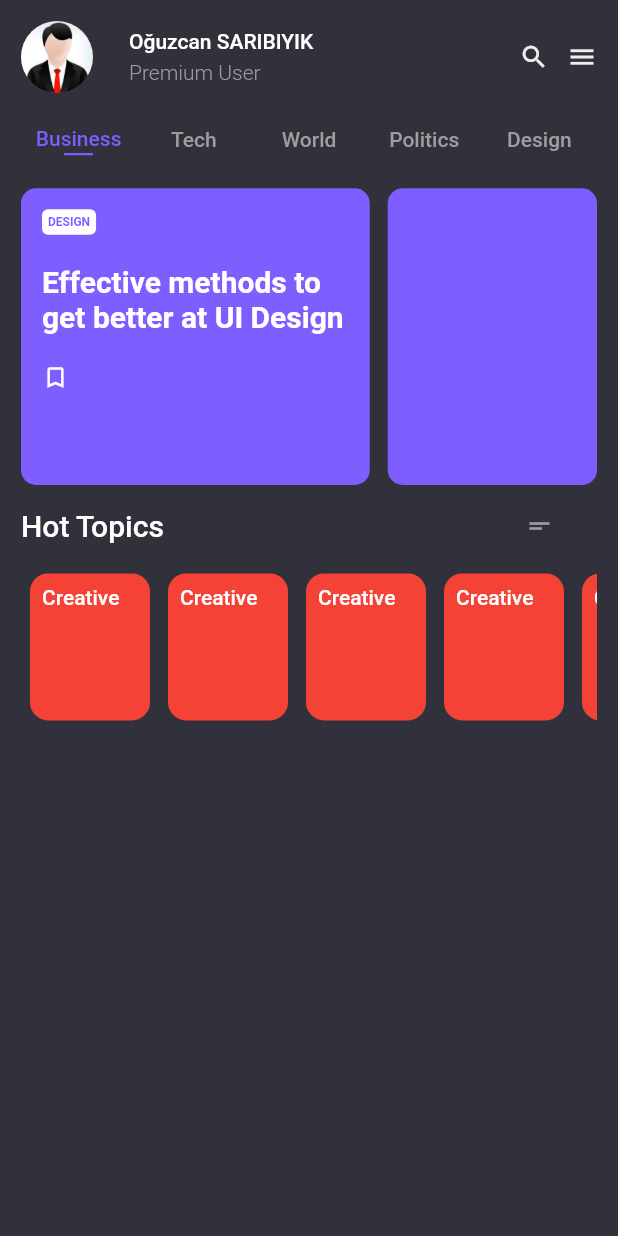
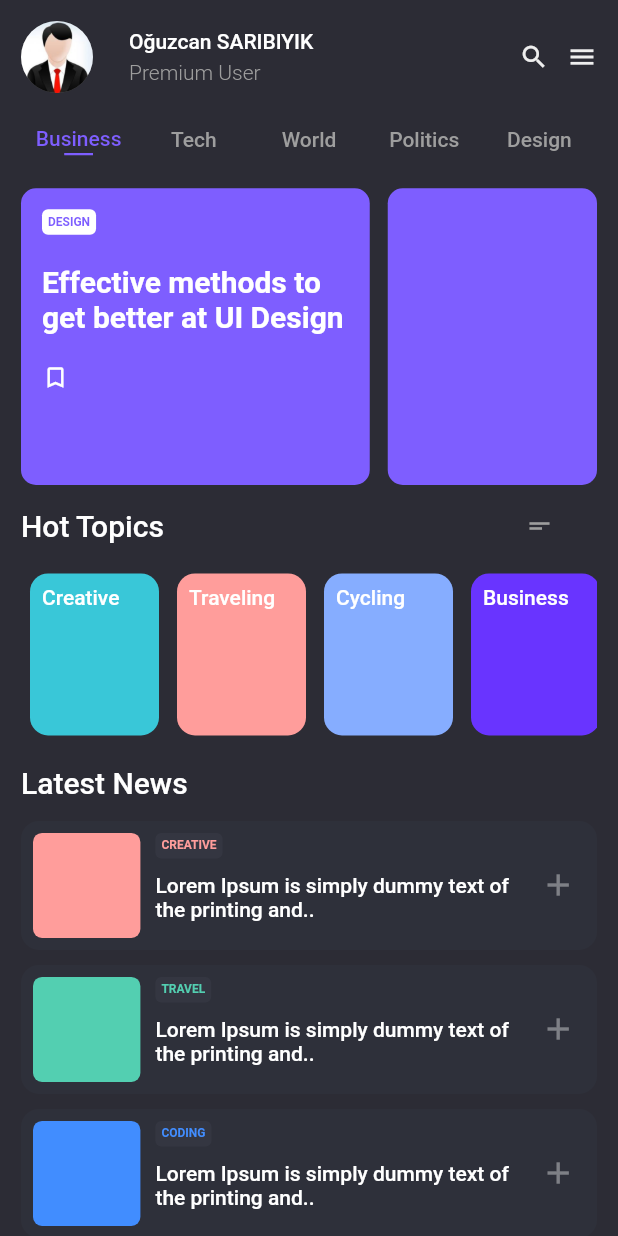
Before and after one commit to OguzcanSARIBIYIK/BlogApp, a Flutter app: the screen it shows after launch, on a phone screen of 412 x 824 dp. Run offline on Flutter 3.47's test engine with Material 2 defaults, Android fonts, the phone set to English and light mode, and no system bars.

Commit message:
commit v2

```diff
--- a/lib/home.dart
+++ b/lib/home.dart
@@ -1,5 +1,7 @@
 import 'package:BlogApp/cards.dart';
 import 'package:BlogApp/category.dart';
+import 'package:BlogApp/news.dart';
+import 'package:BlogApp/topic.dart';
 import 'package:flutter/material.dart';
 
 class Home extends StatefulWidget {
@@ -8,6 +10,43 @@ class Home extends StatefulWidget {
 }
 
 class _HomeState extends State<Home> {
+  List<Map<String, dynamic>> topicList = [
+    {
+      "color": Color(0xff39C7D8),
+      "title": "Creative",
+    },
+    {
+      "color": Color(0xffFF9D9B),
+      "title": "Traveling",
+    },
+    {
+      "color": Color(0xff86ADFF),
+      "title": "Cycling",
+    },
+    {
+      "color": Color(0xff6934FF),
+      "title": "Business",
+    },
+  ];
+
+  List<Map<String, dynamic>> newsList = [
+    {
+      "color": Color(0xffFF9D9B),
+      "title": "CREATIVE",
+      "description": "Lorem Ipsum is simply dummy text of the printing and..",
+    },
+    {
+      "color": Color(0xff53CFB1),
+      "title": "TRAVEL",
+      "description": "Lorem Ipsum is simply dummy text of the printing and..",
+    },
+    {
+      "color": Color(0xff418DFF),
+      "title": "CODING",
+      "description": "Lorem Ipsum is simply dummy text of the printing and..",
+    },
+  ];
+
   @override
   Widget build(BuildContext context) {
     return Scaffold(
@@ -109,31 +148,38 @@ class _HomeState extends State<Home> {
                 SizedBox(height: 14),
                 Container(
                   width: MediaQuery.of(context).size.width * 1,
-                  height: 110,
+                  height: 120,
                   child: ListView.builder(
                     scrollDirection: Axis.horizontal,
                     physics: AlwaysScrollableScrollPhysics(),
                     itemBuilder: (context, index) {
-                      return Container(
-                        margin: EdgeInsets.all(6),
-                        padding: EdgeInsets.all(8),
-                        width: 80,
-                        decoration: BoxDecoration(
-                          borderRadius: BorderRadius.circular(12),
-                          color: Colors.red,
-                        ),
-                        child: Text(
-                          "Creative",
-                          style: TextStyle(
-                            color: Colors.white,
-                            fontWeight: FontWeight.w500,
-                          ),
-                        ),
+                      return Topic(
+                        color: this.topicList[index]["color"],
+                        title: this.topicList[index]["title"],
                       );
                     },
-                    itemCount: 15,
+                    itemCount: this.topicList.length,
                   ),
                 ),
+                SizedBox(height: 14),
+                Container(
+                  alignment: Alignment.topLeft,
+                  child: Text(
+                    "Latest News",
+                    style: TextStyle(
+                      color: Colors.white,
+                      fontSize: 20,
+                      fontWeight: FontWeight.w500,
+                    ),
+                  ),
+                ),
+                SizedBox(height: 14),
+                for (var news in this.newsList)
+                  News(
+                    color: news["color"],
+                    title: news["title"],
+                    description: news["description"],
+                  ),
               ],
             ),
           ),
--- a/lib/main.dart
+++ b/lib/main.dart
@@ -12,8 +12,8 @@ class MyApp extends StatelessWidget {
     return MaterialApp(
       title: 'Flutter Demo',
       theme: ThemeData(
-        primaryColor: Color(0xff31313B),
-        primarySwatch: Colors.red,
+        primaryColor: Color(0xff2C2C35),
+        primarySwatch: Colors.grey,
         visualDensity: VisualDensity.adaptivePlatformDensity,
       ),
       home: Home(),
--- /dev/null
+++ b/lib/news.dart
@@ -0,0 +1,82 @@
+import 'package:flutter/material.dart';
+
+class News extends StatelessWidget {
+  Color color;
+  String title;
+  String description;
+
+  News({
+    this.color,
+    this.title,
+    this.description,
+  });
+
+  @override
+  Widget build(BuildContext context) {
+    return Container(
+      height: 86,
+      margin: EdgeInsets.only(bottom: 10),
+      decoration: BoxDecoration(
+        borderRadius: BorderRadius.circular(12),
+        color: Color(0xff2e303a),
+      ),
+      child: Padding(
+        padding: const EdgeInsets.all(8.0),
+        child: Row(
+          children: [
+            Expanded(
+              flex: 2,
+              child: Container(
+                decoration: BoxDecoration(
+                  borderRadius: BorderRadius.circular(6),
+                  color: this.color,
+                ),
+              ),
+            ),
+            SizedBox(width: 10),
+            Expanded(
+              flex: 7,
+              child: Column(
+                crossAxisAlignment: CrossAxisAlignment.start,
+                children: [
+                  Container(
+                    padding: EdgeInsets.all(4),
+                    child: Text(
+                      this.title,
+                      style: TextStyle(
+                        color: this.color,
+                        fontSize: 8,
+                        fontWeight: FontWeight.w600,
+                      ),
+                    ),
+                    decoration: BoxDecoration(
+                      borderRadius: BorderRadius.circular(4),
+                      color: Color(0xff343641),
+                    ),
+                  ),
+                  SizedBox(height: 10),
+                  Text(
+                    this.description,
+                    style: TextStyle(
+                      color: Colors.white,
+                      fontWeight: FontWeight.w500,
+                    ),
+                  )
+                ],
+              ),
+            ),
+            Expanded(
+              flex: 1,
+              child: Center(
+                child: Icon(
+                  Icons.add,
+                  color: Colors.white38,
+                ),
+              ),
+            )
+          ],
+        ),
+      ),
+    );
+  }
+}
--- /dev/null
+++ b/lib/topic.dart
@@ -0,0 +1,28 @@
+import 'package:flutter/material.dart';
+
+class Topic extends StatelessWidget {
+  String title;
+  Color color;
+
+  Topic({this.title, this.color});
+
+  @override
+  Widget build(BuildContext context) {
+    return Container(
+      margin: EdgeInsets.all(6),
+      padding: EdgeInsets.all(8),
+      width: 86,
+      decoration: BoxDecoration(
+        borderRadius: BorderRadius.circular(12),
+        color: this.color,
+      ),
+      child: Text(
+        this.title,
+        style: TextStyle(
+          color: Colors.white,
+          fontWeight: FontWeight.w500,
+        ),
+      ),
+    );
+  }
+}
```
